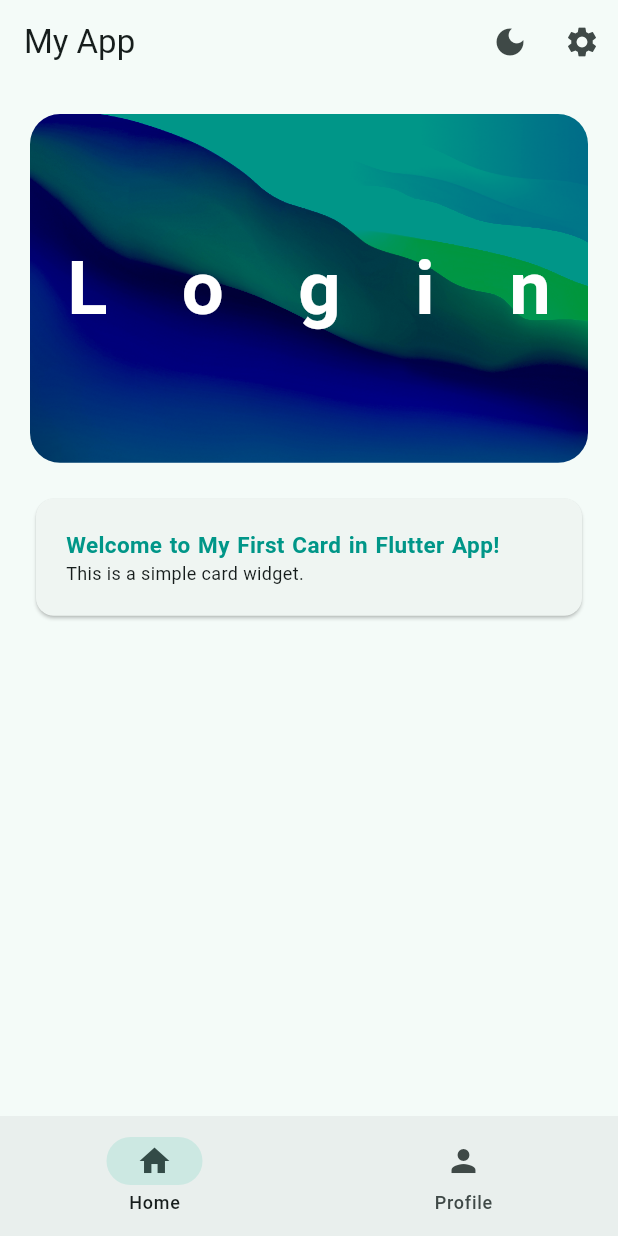
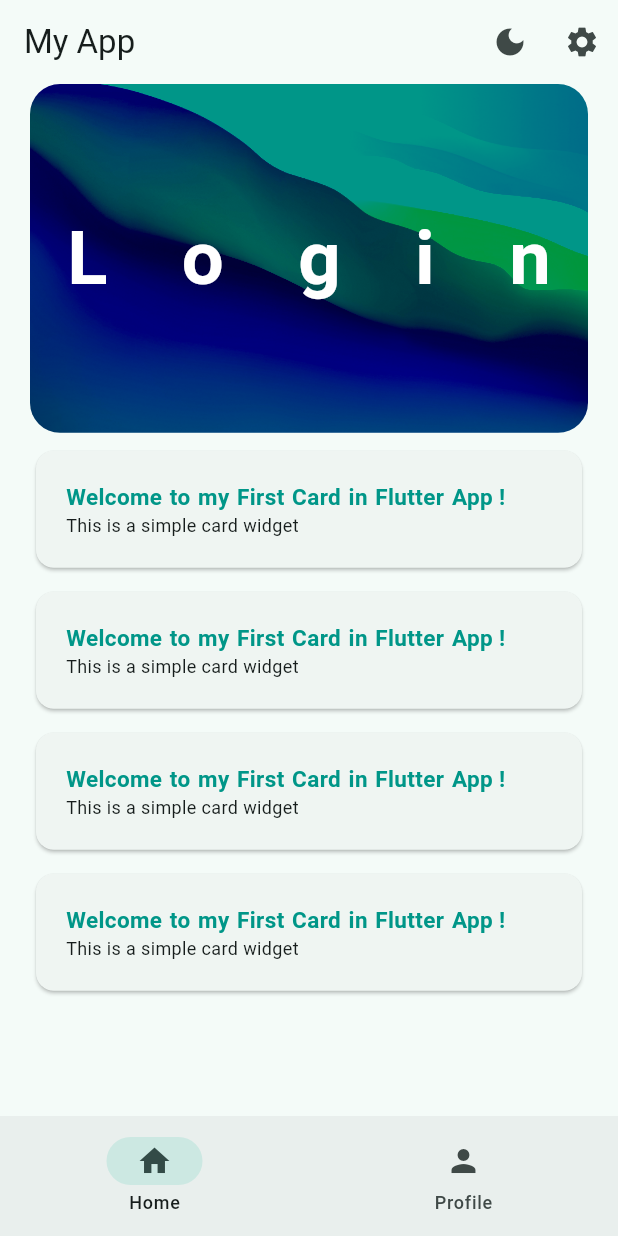
Before and after one commit to krishan226/my_first_Flutter_Practice01, a Flutter app: the WidgetTree screen opened directly, on a phone screen of 412 x 824 dp. Run offline on Flutter 3.47's test engine with Material 3 defaults, Android fonts, the phone set to English and light mode, and no system bars; our stand-ins replace lottie, shared_preferences; accounts and stored records are empty.

Commit message:
Saferated CardContainer, remove the bottom padding extra

```diff
--- a/lib/Views/Pages/homepage.dart
+++ b/lib/Views/Pages/homepage.dart
@@ -1,6 +1,6 @@
 import 'package:flutter/material.dart';
+import 'package:my_first_flutter/Views/Widgets/card_containerwidget.dart';
 import 'package:my_first_flutter/Views/Widgets/hero_widget.dart';
-import 'package:my_first_flutter/data/constants.dart';
 
 class HomePage extends StatelessWidget {
   const HomePage({super.key});
@@ -8,34 +8,28 @@ class HomePage extends StatelessWidget {
   @override
   Widget build(BuildContext context) {
     return Padding(
-      padding: EdgeInsets.all(20.0),
+      padding: EdgeInsets.symmetric(horizontal: 20.0),
       child: SingleChildScrollView(
         child: Column(
           children: [
             HeroWidget(
               title: 'Login',
             ),
-            Container(
-              width: double.infinity,
-              padding: EdgeInsets.symmetric(vertical: 20.0),
-              child: Card(
-                child: Padding(
-                  padding: EdgeInsets.all(20.0),
-                  child: Column(
-                    crossAxisAlignment: CrossAxisAlignment.start,
-                    children: [
-                      Text(
-                        'Welcome to My First Card in Flutter App!',
-                        style: KTextStyle.titleTealText,
-                      ),
-                      Text(
-                        'This is a simple card widget.',
-                        style: KTextStyle.descriptionTealText,
-                      ),
-                    ],
-                  ),
-                ),
-              ),
+            CardContainerWidgets(
+              title: 'Welcome to my First Card in Flutter App !',
+              description: 'This is a simple card widget',
+            ),
+            CardContainerWidgets(
+              title: 'Welcome to my First Card in Flutter App !',
+              description: 'This is a simple card widget',
+            ),
+            CardContainerWidgets(
+              title: 'Welcome to my First Card in Flutter App !',
+              description: 'This is a simple card widget',
+            ),
+            CardContainerWidgets(
+              title: 'Welcome to my First Card in Flutter App !',
+              description: 'This is a simple card widget',
             ),
           ],
         ),
--- /dev/null
+++ b/lib/Views/Widgets/card_containerwidget.dart
@@ -0,0 +1,40 @@
+import 'package:flutter/material.dart';
+
+import '../../data/constants.dart';
+
+class CardContainerWidgets extends StatelessWidget {
+  const CardContainerWidgets({
+    super.key,
+    required this.title,
+    required this.description,
+  });
+
+  final String title;
+  final String description;
+
+  @override
+  Widget build(BuildContext context) {
+    return Container(
+      width: double.infinity,
+      padding: EdgeInsets.only(top: 8.0),
+      child: Card(
+        child: Padding(
+          padding: EdgeInsets.all(20.0),
+          child: Column(
+            crossAxisAlignment: CrossAxisAlignment.start,
+            children: [
+              Text(
+                title,
+                style: KTextStyle.titleTealText,
+              ),
+              Text(
+                description,
+                style: KTextStyle.descriptionTealText,
+              ),
+            ],
+          ),
+        ),
+      ),
+    );
+  }
+}
```
